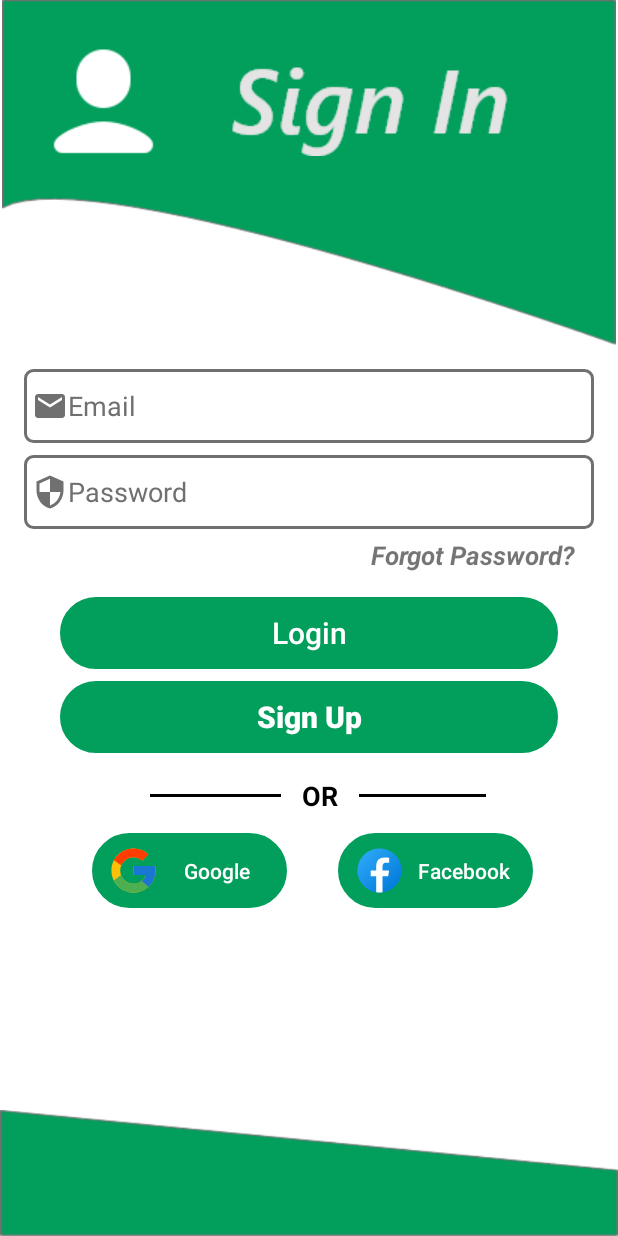
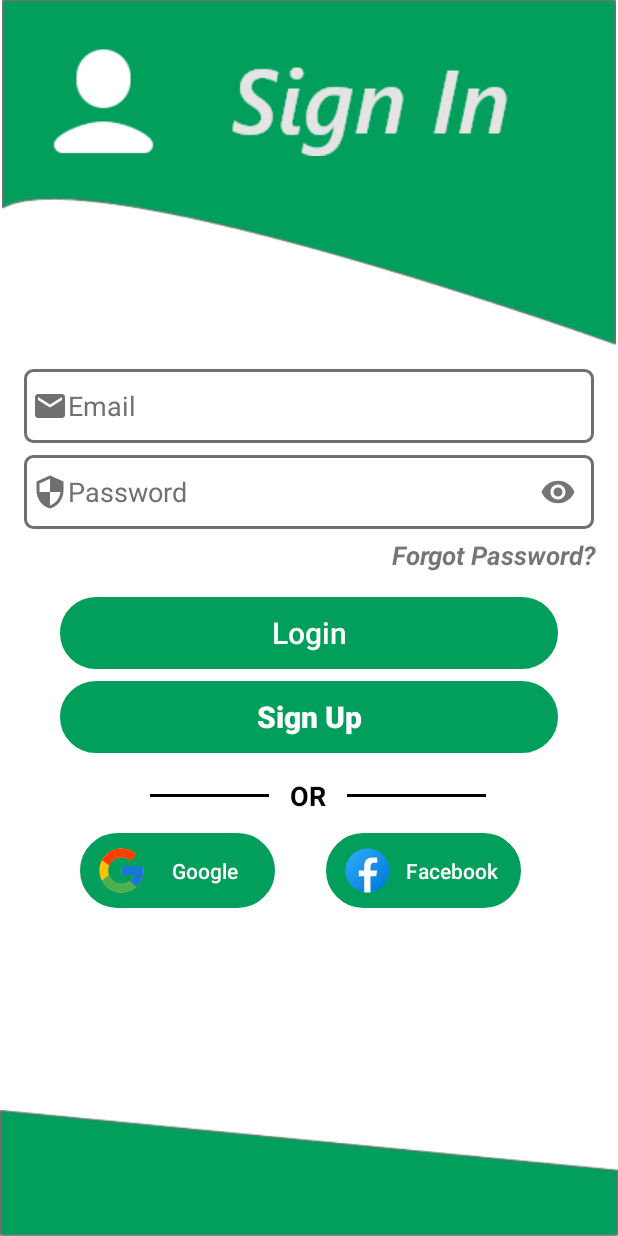
Before and after one commit to meriflor/ThesisQuizApp, an Android app: the SignIn screen opened directly, with no data from a screen before it, on a phone screen of 412 x 824 dp. Run offline under Robolectric (Android 15) with nearby library versions, the phone set to English and light mode, and no system bars; our stand-ins replace Firebase (no records; nobody signed in at launch, a user with empty details on screens opened directly).

Commit message:
Modifying password editText, back button bug

```diff
--- a/app/src/main/AndroidManifest.xml
+++ b/app/src/main/AndroidManifest.xml
@@ -19,18 +19,9 @@
             android:name=".TeacherClassRoomActivity"
             android:exported="false" />
         <activity
-            android:name=".TeacherClassRoomPage"
-            android:exported="false" />
-        <activity
             android:name=".Homepage"
             android:exported="true"
-            android:theme="@style/Theme.Test100.NoActionBar">
-            <intent-filter>
-                <action android:name="android.intent.action.MAIN" />
-
-                <category android:name="android.intent.category.LAUNCHER" />
-            </intent-filter>
-        </activity>
+            android:theme="@style/Theme.Test100.NoActionBar"/>
         <activity
             android:name=".activities.SignIn"
             android:exported="true"
@@ -42,7 +33,13 @@
         <activity
             android:name=".IntroPage"
             android:exported="true"
-            android:theme="@style/Theme.AppCompat.NoActionBar" />
+            android:theme="@style/Theme.AppCompat.NoActionBar">
+            <intent-filter>
+                <action android:name="android.intent.action.MAIN" />
+
+                <category android:name="android.intent.category.LAUNCHER" />
+            </intent-filter>
+        </activity>
     </application>
 
 </manifest>
--- a/app/src/main/java/com/trialProjects/test100/activities/Registration.java
+++ b/app/src/main/java/com/trialProjects/test100/activities/Registration.java
@@ -65,6 +65,7 @@ public class Registration extends AppCompatActivity {
             @Override
             public void onClick(View v) {
                 startActivity(new Intent(getApplicationContext(), SignIn.class));
+                finish();
             }
         });
 
--- a/app/src/main/java/com/trialProjects/test100/activities/SignIn.java
+++ b/app/src/main/java/com/trialProjects/test100/activities/SignIn.java
@@ -28,7 +28,6 @@ public class SignIn extends AppCompatActivity {
 
     String email, pass;
     FirebaseAuth app_Auth;
-    FirebaseFirestore app_fireStore;
 
     @Override
     protected void onCreate(Bundle savedInstanceState) {
@@ -79,6 +78,7 @@ public class SignIn extends AppCompatActivity {
                 Toast.makeText(SignIn.this, "Logged In", Toast.LENGTH_SHORT).show();
                 //checkUserType();
                 startActivity(new Intent(getApplicationContext(), Homepage.class));
+                finish();
             }
         }).addOnFailureListener(new OnFailureListener() {
             @Override
@@ -88,22 +88,5 @@ public class SignIn extends AppCompatActivity {
         });
     }
 
-    //to check if the user is a teacher or a student
-    /*private void checkUserType() {
-        FirebaseUser userID = app_Auth.getCurrentUser();
-        DocumentReference userType = DbQuery.app_fireStore.collection("USERS").document(userID.getUid());
-        userType.get().addOnSuccessListener(new OnSuccessListener<DocumentSnapshot>() {
-            @Override
-            public void onSuccess(DocumentSnapshot documentSnapshot) {
-                if(documentSnapshot.getString("userType").equals("Teacher")) {
-                    startActivity(new Intent(SignIn.this, Homepage.class));
-                    finish();
-                }
-                else if(documentSnapshot.getString("userType").equals("Student")) {
-                    startActivity(new Intent(SignIn.this, Homepage.class));
-                    finish();
-                }
-            }
-        });
-    }*/
+
 }
--- a/app/src/main/res/layout/activity_sign_in.xml
+++ b/app/src/main/res/layout/activity_sign_in.xml
@@ -49,23 +49,32 @@
         app:layout_constraintStart_toStartOf="parent"
         app:layout_constraintTop_toBottomOf="@+id/greenbackTop" />
 
+    <com.google.android.material.textfield.TextInputLayout
+        android:id="@+id/textInputLayout"
+        android:layout_marginTop="8dp"
+        app:hintEnabled="false"
+        android:layout_width="match_parent"
+        android:layout_height="wrap_content"
+        app:passwordToggleEnabled="true"
+        app:layout_constraintEnd_toEndOf="@+id/et_email"
+        app:layout_constraintStart_toStartOf="@+id/et_email"
+        app:layout_constraintTop_toBottomOf="@+id/et_email" >
         <EditText
             android:id="@+id/et_pass"
+            android:drawableStart="@drawable/ic_security"
             android:layout_width="match_parent"
             android:layout_height="49dp"
             android:layout_marginStart="16dp"
-        android:layout_marginTop="8dp"
             android:layout_marginEnd="16dp"
             android:background="@drawable/loginbtn"
-        android:drawableLeft="@drawable/ic_security"
             android:ems="10"
             android:hint="Password"
             android:inputType="textPassword"
             android:paddingStart="5dp"
-        android:textColorHint="#707070"
-        app:layout_constraintEnd_toEndOf="@+id/et_email"
-        app:layout_constraintStart_toStartOf="@+id/et_email"
-        app:layout_constraintTop_toBottomOf="@+id/et_email" />
+            android:textColorHint="#707070"/>
+    </com.google.android.material.textfield.TextInputLayout>
+
+
 
     <TextView
         android:id="@+id/textView2"
@@ -75,10 +84,10 @@
         android:text="Forgot Password?"
         android:textSize="17dp"
         android:textStyle="bold|italic"
-        app:layout_constraintEnd_toEndOf="@+id/et_pass"
+        app:layout_constraintEnd_toEndOf="@+id/textInputLayout"
         app:layout_constraintHorizontal_bias="0.95"
-        app:layout_constraintStart_toStartOf="@+id/et_pass"
-        app:layout_constraintTop_toBottomOf="@+id/et_pass" />
+        app:layout_constraintStart_toStartOf="@+id/textInputLayout"
+        app:layout_constraintTop_toBottomOf="@+id/textInputLayout" />
 
     <Button
         android:id="@+id/btn_login"
@@ -94,9 +103,9 @@
         android:textColor="@color/white"
         android:textSize="20dp"
         android:gravity="center"
-        app:layout_constraintEnd_toEndOf="@+id/et_pass"
+        app:layout_constraintEnd_toEndOf="@+id/textInputLayout"
         app:layout_constraintHorizontal_bias="0.25"
-        app:layout_constraintStart_toStartOf="@+id/et_pass"
+        app:layout_constraintStart_toStartOf="@+id/textInputLayout"
         app:layout_constraintTop_toBottomOf="@+id/textView2" />
 
     <Button
```
Also changed, not shown: app/src/main/res/drawable-v24/icons-google.svg (deleted). Lines whose indentation alone changed are shown as unchanged.
